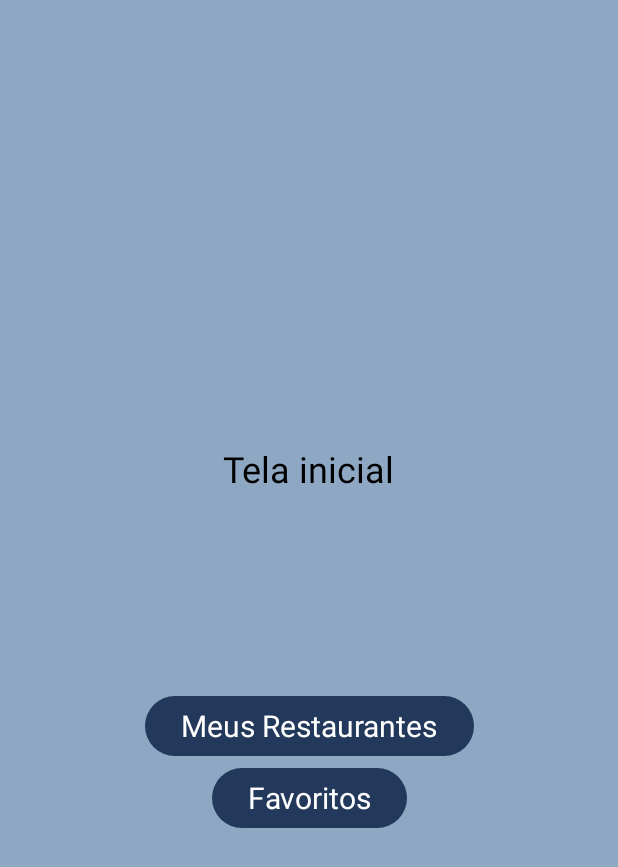
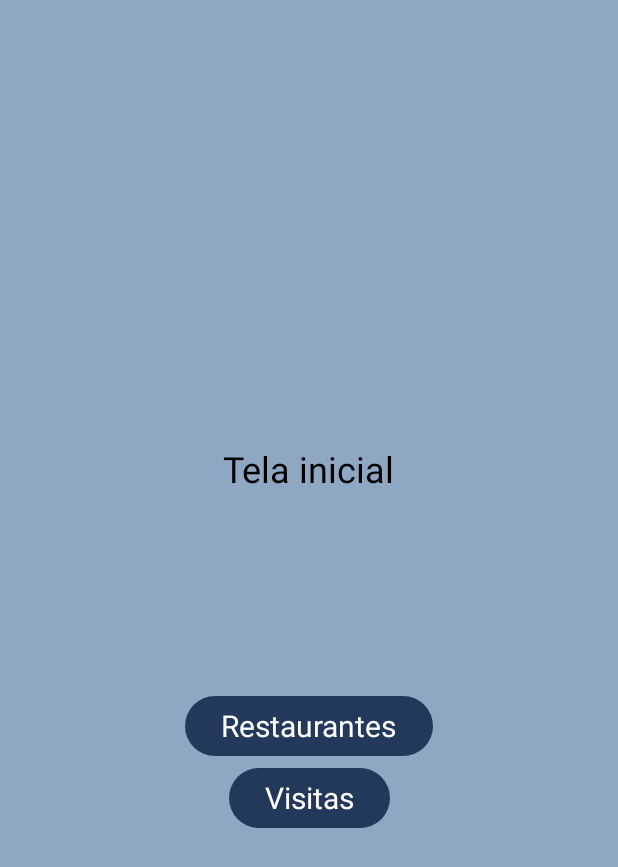
Before and after one commit to gomes800/diario-gastronomico, an Android app built with Jetpack Compose: the screen it shows after launch (MainActivity), on a phone screen of 412 x 824 dp. Shown: the top 867 px of the screen. Run offline under Robolectric (Android 15) with nearby library versions, the phone set to English and light mode, and no system bars.

Commit message:
fix: text correction

```diff
--- a/app/app/src/main/java/com/example/diario_gastronomico_app/ui/theme/screens/HomeScreen.kt
+++ b/app/app/src/main/java/com/example/diario_gastronomico_app/ui/theme/screens/HomeScreen.kt
@@ -56,16 +56,16 @@ fun HomeScreen(navController: NavController) {
                 onClick = { navController.navigate("restaurants") },
                 colors = ButtonDefaults.buttonColors(
                     containerColor = Color(0xFF23395B))) {
-                Text("Meus Restaurantes",
+                Text("Restaurantes",
                     style = TextStyle(fontSize = 20.sp),
                     color = Color.White
                 )
             }
             Button(
-                onClick = {},
+                onClick = { navController.navigate("visits")},
                 colors = ButtonDefaults.buttonColors(
                     containerColor = Color(0xFF23395B))) {
-                Text("Favoritos",
+                Text("Visitas",
                     style = TextStyle(fontSize = 20.sp),
                     color = Color.White)
             }
--- a/app/app/src/main/java/com/example/diario_gastronomico_app/ui/theme/screens/NavGraph.kt
+++ b/app/app/src/main/java/com/example/diario_gastronomico_app/ui/theme/screens/NavGraph.kt
@@ -13,5 +13,6 @@ fun NavGraph() {
     NavHost(navController = navController, startDestination = "home") {
         composable("home") { HomeScreen(navController)  }
         composable("restaurants") { RestaurantScreen() }
+        composable("visits") { VisitScreen() }
     }
 }
--- a/app/app/src/main/java/com/example/diario_gastronomico_app/ui/theme/screens/VisitScreen.kt
+++ b/app/app/src/main/java/com/example/diario_gastronomico_app/ui/theme/screens/VisitScreen.kt
@@ -61,7 +61,7 @@ fun VisitItem(visit: Visit) {
             Text(text = "Avaliação: ${visit.rating} estrelas.")
             Text(text = visit.comment)
             val formattedDate = visit.visitDate.format(java.time.format.DateTimeFormatter.ofPattern("dd/MM/yyyy HH:mm"))
-            Text(text = "Data da visita: ${formattedDate}")
+            Text(text = "Data da visita: $formattedDate")
         }
     }
 }
```
